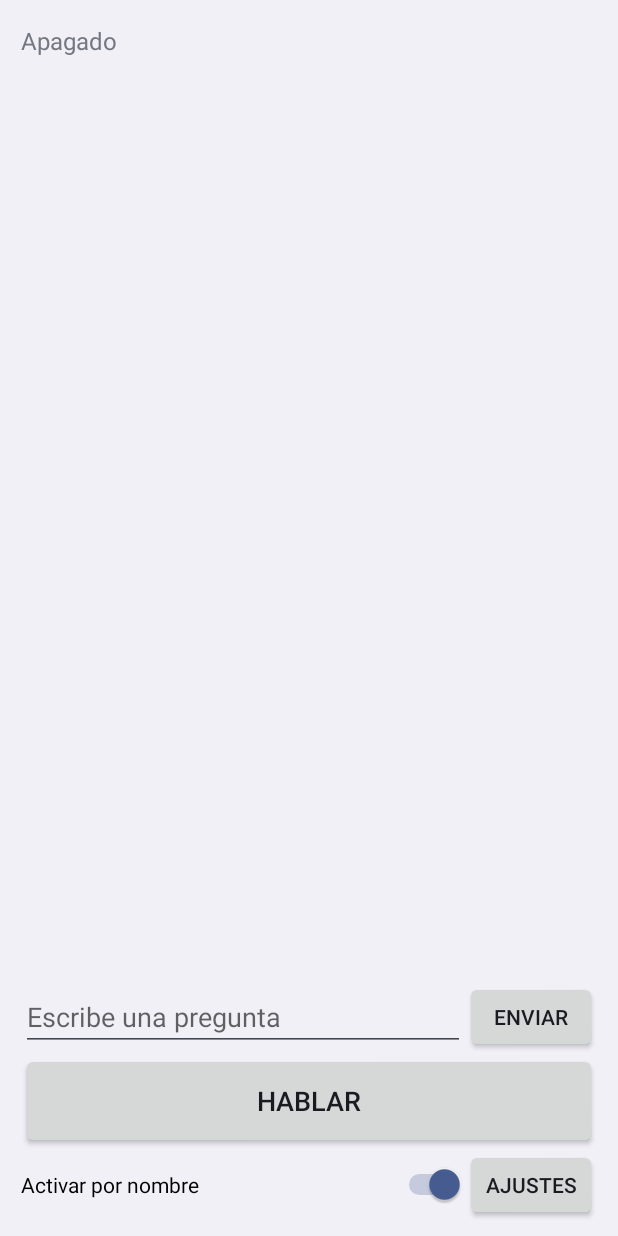
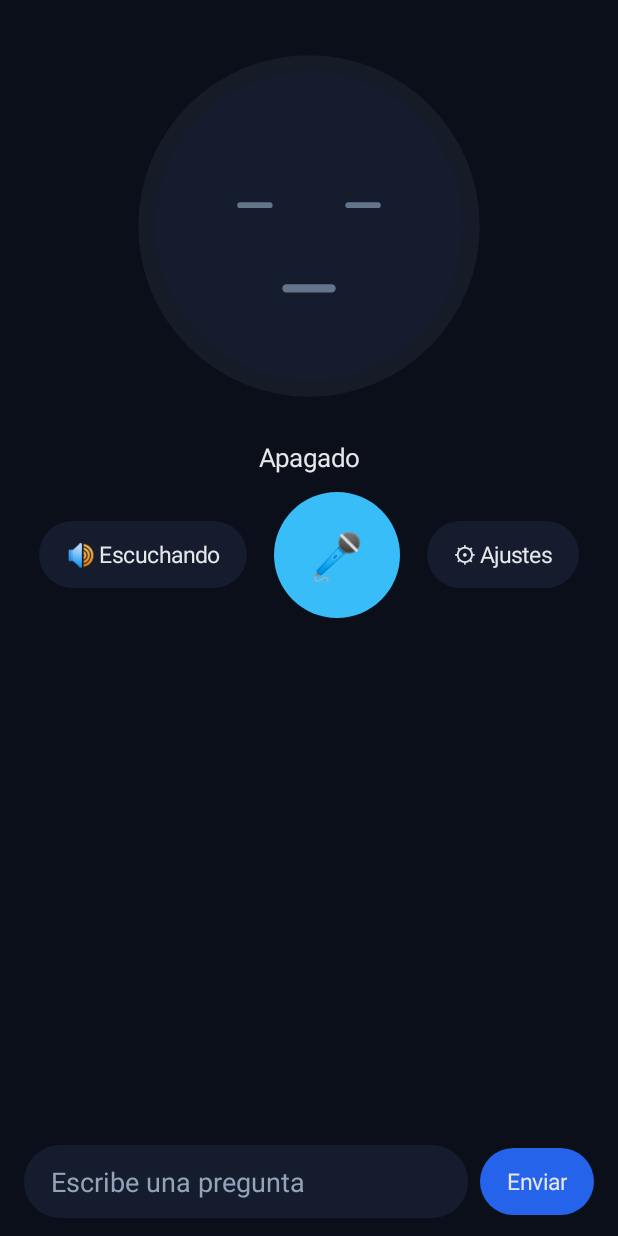
Before and after one commit to LawUk/ESW, an Android app: the screen it shows after launch (MainActivity), on a phone screen of 412 x 824 dp. Run offline under Robolectric (Android 15) with nearby library versions, the phone set to English and light mode, and no system bars; libraries missing offline, so code that uses them is left out: org.vosk, org.vosk.android.

Commit message:
Add files via upload
muito bene

```diff
--- a/app/src/main/AndroidManifest.xml
+++ b/app/src/main/AndroidManifest.xml
@@ -22,9 +22,9 @@
 
     <application
         android:allowBackup="false"
-        android:icon="@android:drawable/ic_btn_speak_now"
+        android:icon="@mipmap/ic_launcher"
         android:label="Asistente"
-        android:theme="@android:style/Theme.DeviceDefault.Light.NoActionBar">
+        android:theme="@android:style/Theme.DeviceDefault.NoActionBar">
 
         <activity
             android:name=".MainActivity"
--- /dev/null
+++ b/app/src/main/java/com/miasistente/app/Carita.java
@@ -0,0 +1,144 @@
+package com.miasistente.app;
+
+import android.content.Context;
+import android.graphics.Canvas;
+import android.graphics.Paint;
+import android.graphics.RectF;
+import android.os.SystemClock;
+import android.view.View;
+
+/** La cara animada del asistente. Cambia de expresion y color segun lo que este haciendo. */
+public class Carita extends View {
+    private final Paint pincel = new Paint(Paint.ANTI_ALIAS_FLAG);
+    private final RectF caja = new RectF();
+    private int modo = AsistenteService.APAGADO;
+    private float nivel;
+    private float nivelSuave;
+
+    public Carita(Context contexto) {
+        super(contexto);
+    }
+
+    public void modo(int nuevo) {
+        modo = nuevo;
+        if (nuevo != AsistenteService.ESCUCHA) nivel = 0f;
+        invalidate();
+    }
+
+    /** Volumen de la voz mientras escucha, de 0 a 1. */
+    public void nivel(float valor) {
+        nivel = Math.max(0f, Math.min(1f, valor));
+    }
+
+    private int color() {
+        switch (modo) {
+            case AsistenteService.ESCUCHA:
+                return 0xFF34D399;
+            case AsistenteService.PIENSA:
+                return 0xFFFBBF24;
+            case AsistenteService.MUDO:
+            case AsistenteService.APAGADO:
+                return 0xFF64748B;
+            case AsistenteService.CARGA:
+                return 0xFFA78BFA;
+            default:
+                return 0xFF38BDF8;
+        }
+    }
+
+    private float apertura(float t) {
+        switch (modo) {
+            case AsistenteService.MUDO:
+            case AsistenteService.APAGADO:
+                return 0f;
+            case AsistenteService.CARGA:
+                return 0.45f;
+            case AsistenteService.ESCUCHA:
+                return 1.12f;
+            default:
+                return (t % 4.2f) < 0.13f ? 0.08f : 1f; // parpadeo
+        }
+    }
+
+    @Override
+    protected void onDraw(Canvas lienzo) {
+        super.onDraw(lienzo);
+        float ancho = getWidth();
+        float alto = getHeight();
+        if (ancho <= 0 || alto <= 0) return;
+        float lado = Math.min(ancho, alto);
+        float cx = ancho / 2f;
+        float cy = alto / 2f;
+        float t = SystemClock.uptimeMillis() / 1000f;
+        int color = color();
+        nivelSuave += (nivel - nivelSuave) * 0.25f;
+
+        // Halo que respira; al escuchar sigue el volumen de la voz
+        float pulso;
+        if (modo == AsistenteService.ESCUCHA) pulso = 0.35f + 0.65f * nivelSuave;
+        else if (modo == AsistenteService.MUDO || modo == AsistenteService.APAGADO) pulso = 0.15f;
+        else pulso = (float) (0.5 + 0.5 * Math.sin(t * (modo == AsistenteService.HABLA ? 5.0 : 1.8)));
+        pincel.setStyle(Paint.Style.FILL);
+        pincel.setColor(color);
+        pincel.setAlpha((int) (26 + 40 * pulso));
+        lienzo.drawCircle(cx, cy, lado * (0.40f + 0.07f * pulso), pincel);
+        pincel.setAlpha(255);
+        pincel.setColor(0xFF141C2E);
+        lienzo.drawCircle(cx, cy, lado * 0.37f, pincel);
+
+        // Ojos
+        float ojoAncho = lado * 0.085f;
+        float ojoAlto = lado * 0.17f * apertura(t);
+        float separacion = lado * 0.13f;
+        float ojoY = cy - lado * 0.05f;
+        float dx = 0f;
+        if (modo == AsistenteService.PIENSA) {
+            dx = (float) Math.sin(t * 2.4) * lado * 0.035f;
+            ojoY -= lado * 0.03f;
+        }
+        pincel.setColor(color);
+        float minimo = lado * 0.014f;
+        for (int lado2 = -1; lado2 <= 1; lado2 += 2) {
+            float ex = cx + lado2 * separacion + dx;
+            float mitad = Math.max(ojoAlto, minimo) / 2f;
+            caja.set(ex - ojoAncho / 2f, ojoY - mitad, ex + ojoAncho / 2f, ojoY + mitad);
+            float radio = Math.min(ojoAncho / 2f, mitad);
+            lienzo.drawRoundRect(caja, radio, radio, pincel);
+        }
+
+        // Boca
+        float bocaY = cy + lado * 0.15f;
+        float bocaAncho = lado * 0.13f;
+        if (modo == AsistenteService.HABLA) {
+            float abre = (float) (0.3 + 0.7 * Math.abs(Math.sin(t * 9.0))) * lado * 0.075f;
+            caja.set(cx - bocaAncho / 2f, bocaY - abre / 2f, cx + bocaAncho / 2f, bocaY + abre / 2f);
+            lienzo.drawRoundRect(caja, bocaAncho / 3f, bocaAncho / 3f, pincel);
+        } else if (modo == AsistenteService.PIENSA || modo == AsistenteService.CARGA) {
+            for (int i = -1; i <= 1; i++) {
+                float salto = (float) Math.max(0.0, Math.sin(t * 5.0 - i * 0.9)) * lado * 0.02f;
+                lienzo.drawCircle(cx + i * lado * 0.05f, bocaY - salto, lado * 0.013f, pincel);
+            }
+        } else {
+            pincel.setStyle(Paint.Style.STROKE);
+            pincel.setStrokeWidth(lado * 0.02f);
+            pincel.setStrokeCap(Paint.Cap.ROUND);
+            if (modo == AsistenteService.ESCUCHA) {
+                lienzo.drawCircle(cx, bocaY, lado * (0.02f + 0.015f * nivelSuave), pincel);
+            } else if (modo == AsistenteService.MUDO || modo == AsistenteService.APAGADO) {
+                lienzo.drawLine(cx - bocaAncho / 2.4f, bocaY, cx + bocaAncho / 2.4f, bocaY, pincel);
+            } else {
+                caja.set(cx - bocaAncho / 2f, bocaY - bocaAncho * 0.55f, cx + bocaAncho / 2f, bocaY + bocaAncho * 0.2f);
+                lienzo.drawArc(caja, 25f, 130f, false, pincel);
+            }
+            pincel.setStyle(Paint.Style.FILL);
+        }
+
+        if (isShown()) postInvalidateOnAnimation();
+    }
+
+    @Override
+    protected void onVisibilityChanged(View vista, int visibilidad) {
+        super.onVisibilityChanged(vista, visibilidad);
+        if (visibilidad == VISIBLE) invalidate();
+    }
+}
--- a/app/src/main/java/com/miasistente/app/MainActivity.java
+++ b/app/src/main/java/com/miasistente/app/MainActivity.java
@@ -6,6 +6,8 @@ import android.app.AlertDialog;
 import android.content.ActivityNotFoundException;
 import android.content.Intent;
 import android.content.pm.PackageManager;
+import android.content.res.Configuration;
+import android.graphics.drawable.GradientDrawable;
 import android.net.Uri;
 import android.os.Build;
 import android.os.Bundle;
@@ -18,19 +20,28 @@ import android.widget.Button;
 import android.widget.EditText;
 import android.widget.LinearLayout;
 import android.widget.ScrollView;
-import android.widget.Switch;
 import android.widget.TextView;
 import android.widget.Toast;
 
 import java.util.ArrayList;
 import java.util.List;
 
-/** Pantalla principal: conversacion, boton para hablar y ajustes. */
+/** Pantalla principal: la cara del asistente, la conversacion en burbujas y los controles. */
 public class MainActivity extends Activity implements AsistenteService.Pantalla {
     static volatile boolean visible;
 
+    private static final int FONDO = 0xFF0B0F1A;
+    private static final int PANEL = 0xFF141C2E;
+    private static final int ACENTO = 0xFF38BDF8;
+    private static final int TEXTO = 0xFFE5E7EB;
+    private static final int TENUE = 0xFF94A3B8;
+    private static final int BURBUJA_MIA = 0xFF2563EB;
+    private static final int ROJO = 0xFFEF4444;
+
+    private Carita carita;
     private TextView estado;
-    private TextView registro;
+    private TextView botonMudo;
+    private LinearLayout lista;
     private ScrollView scroll;
     private EditText entrada;
 
@@ -38,32 +49,109 @@ public class MainActivity extends Activity implements AsistenteService.Pantalla
         return Math.round(valor * getResources().getDisplayMetrics().density);
     }
 
+    private GradientDrawable fondo(int color, int radioDp) {
+        GradientDrawable g = new GradientDrawable();
+        g.setColor(color);
+        g.setCornerRadius(dp(radioDp));
+        return g;
+    }
+
+    private TextView pastilla(String texto) {
+        TextView t = new TextView(this);
+        t.setText(texto);
+        t.setTextSize(15);
+        t.setTextColor(TEXTO);
+        t.setGravity(Gravity.CENTER);
+        t.setPadding(dp(18), dp(12), dp(18), dp(12));
+        t.setBackground(fondo(PANEL, 24));
+        t.setClickable(true);
+        t.setFocusable(true);
+        return t;
+    }
+
     @Override
     protected void onCreate(Bundle guardado) {
         super.onCreate(guardado);
+        getWindow().setStatusBarColor(FONDO);
+        getWindow().setNavigationBarColor(FONDO);
 
+        boolean horizontal = getResources().getConfiguration().orientation == Configuration.ORIENTATION_LANDSCAPE;
         LinearLayout raiz = new LinearLayout(this);
-        raiz.setOrientation(LinearLayout.VERTICAL);
+        raiz.setOrientation(horizontal ? LinearLayout.HORIZONTAL : LinearLayout.VERTICAL);
+        raiz.setBackgroundColor(FONDO);
         raiz.setFitsSystemWindows(true);
-        raiz.setPadding(dp(14), dp(10), dp(14), dp(10));
+        raiz.setPadding(dp(16), dp(12), dp(16), dp(12));
+
+        // ---- Lado de la cara: expresion, estado y controles
+        LinearLayout panelCara = new LinearLayout(this);
+        panelCara.setOrientation(LinearLayout.VERTICAL);
+        panelCara.setGravity(Gravity.CENTER_HORIZONTAL);
+
+        carita = new Carita(this);
+        panelCara.addView(carita, new LinearLayout.LayoutParams(LinearLayout.LayoutParams.MATCH_PARENT, 0, 1f));
 
         estado = new TextView(this);
-        estado.setTextSize(16);
-        estado.setPadding(0, dp(6), 0, dp(6));
-        raiz.addView(estado);
+        estado.setTextSize(17);
+        estado.setTextColor(TEXTO);
+        estado.setGravity(Gravity.CENTER);
+        estado.setPadding(dp(8), dp(4), dp(8), dp(12));
+        panelCara.addView(estado);
+
+        LinearLayout controles = new LinearLayout(this);
+        controles.setGravity(Gravity.CENTER);
+
+        botonMudo = pastilla("");
+        botonMudo.setOnClickListener(v -> {
+            Ajustes.despertar(this, !Ajustes.despertar(this));
+            pintarMudo();
+            mandar("RECARGAR", null);
+        });
+        controles.addView(botonMudo);
+
+        TextView microfono = new TextView(this);
+        microfono.setText("🎤");
+        microfono.setTextSize(30);
+        microfono.setGravity(Gravity.CENTER);
+        GradientDrawable circulo = new GradientDrawable();
+        circulo.setShape(GradientDrawable.OVAL);
+        circulo.setColor(ACENTO);
+        microfono.setBackground(circulo);
+        microfono.setClickable(true);
+        microfono.setFocusable(true);
+        microfono.setContentDescription("Hablar");
+        microfono.setOnClickListener(v -> mandar("HABLAR", null));
+        LinearLayout.LayoutParams medidaMic = new LinearLayout.LayoutParams(dp(84), dp(84));
+        medidaMic.leftMargin = dp(18);
+        medidaMic.rightMargin = dp(18);
+        controles.addView(microfono, medidaMic);
+
+        TextView ajustes = pastilla("⚙ Ajustes");
+        ajustes.setOnClickListener(v -> mostrarAjustes());
+        controles.addView(ajustes);
+        panelCara.addView(controles);
+
+        // ---- Lado de la conversacion
+        LinearLayout panelChat = new LinearLayout(this);
+        panelChat.setOrientation(LinearLayout.VERTICAL);
+        if (horizontal) panelChat.setPadding(dp(16), 0, 0, 0);
+        else panelChat.setPadding(0, dp(12), 0, 0);
 
         scroll = new ScrollView(this);
-        registro = new TextView(this);
-        registro.setTextSize(16);
-        registro.setTextIsSelectable(true);
-        scroll.addView(registro);
-        raiz.addView(scroll, new LinearLayout.LayoutParams(LinearLayout.LayoutParams.MATCH_PARENT, 0, 1f));
+        lista = new LinearLayout(this);
+        lista.setOrientation(LinearLayout.VERTICAL);
+        lista.setPadding(0, 0, 0, dp(8));
+        scroll.addView(lista);
+        panelChat.addView(scroll, new LinearLayout.LayoutParams(LinearLayout.LayoutParams.MATCH_PARENT, 0, 1f));
 
         LinearLayout filaTexto = new LinearLayout(this);
         filaTexto.setGravity(Gravity.CENTER_VERTICAL);
         entrada = new EditText(this);
         entrada.setHint("Escribe una pregunta");
+        entrada.setHintTextColor(TENUE);
+        entrada.setTextColor(TEXTO);
         entrada.setSingleLine(true);
+        entrada.setBackground(fondo(PANEL, 24));
+        entrada.setPadding(dp(18), dp(12), dp(18), dp(12));
         entrada.setImeOptions(EditorInfo.IME_ACTION_SEND);
         entrada.setOnEditorActionListener((v, accion, evento) -> {
             if (accion == EditorInfo.IME_ACTION_SEND) {
@@ -73,35 +161,25 @@ public class MainActivity extends Activity implements AsistenteService.Pantalla
             return false;
         });
         filaTexto.addView(entrada, new LinearLayout.LayoutParams(0, LinearLayout.LayoutParams.WRAP_CONTENT, 1f));
-        Button enviar = new Button(this);
-        enviar.setText("Enviar");
+        TextView enviar = pastilla("Enviar");
+        enviar.setBackground(fondo(BURBUJA_MIA, 24));
         enviar.setOnClickListener(v -> enviarTexto());
-        filaTexto.addView(enviar);
-        raiz.addView(filaTexto);
+        LinearLayout.LayoutParams medidaEnviar = new LinearLayout.LayoutParams(
+                LinearLayout.LayoutParams.WRAP_CONTENT, LinearLayout.LayoutParams.WRAP_CONTENT);
+        medidaEnviar.leftMargin = dp(8);
+        filaTexto.addView(enviar, medidaEnviar);
+        panelChat.addView(filaTexto);
 
-        Button hablar = new Button(this);
-        hablar.setText("Hablar");
-        hablar.setTextSize(18);
-        hablar.setOnClickListener(v -> mandar("HABLAR", null));
-        raiz.addView(hablar, new LinearLayout.LayoutParams(LinearLayout.LayoutParams.MATCH_PARENT, dp(64)));
-
-        LinearLayout filaAbajo = new LinearLayout(this);
-        filaAbajo.setGravity(Gravity.CENTER_VERTICAL);
-        Switch porNombre = new Switch(this);
-        porNombre.setText("Activar por nombre  ");
-        porNombre.setChecked(Ajustes.despertar(this));
-        porNombre.setOnCheckedChangeListener((boton, activo) -> {
-            Ajustes.despertar(this, activo);
-            mandar("RECARGAR", null);
-        });
-        filaAbajo.addView(porNombre, new LinearLayout.LayoutParams(0, LinearLayout.LayoutParams.WRAP_CONTENT, 1f));
-        Button ajustes = new Button(this);
-        ajustes.setText("Ajustes");
-        ajustes.setOnClickListener(v -> mostrarAjustes());
-        filaAbajo.addView(ajustes);
-        raiz.addView(filaAbajo);
+        if (horizontal) {
+            raiz.addView(panelCara, new LinearLayout.LayoutParams(0, LinearLayout.LayoutParams.MATCH_PARENT, 1f));
+            raiz.addView(panelChat, new LinearLayout.LayoutParams(0, LinearLayout.LayoutParams.MATCH_PARENT, 1.15f));
+        } else {
+            raiz.addView(panelCara, new LinearLayout.LayoutParams(LinearLayout.LayoutParams.MATCH_PARENT, 0, 1f));
+            raiz.addView(panelChat, new LinearLayout.LayoutParams(LinearLayout.LayoutParams.MATCH_PARENT, 0, 1f));
+        }
 
         setContentView(raiz);
+        pintarMudo();
         pedirPermisos();
         if (Ajustes.clave(this).isEmpty()) mostrarAjustes();
     }
@@ -111,8 +189,11 @@ public class MainActivity extends Activity implements AsistenteService.Pantalla
         super.onResume();
         visible = true;
         AsistenteService.pantalla = this;
-        registro.setText(AsistenteService.registro());
+        lista.removeAllViews();
+        for (String[] l : AsistenteService.lineas()) burbuja(Integer.parseInt(l[0]), l[1]);
         estado.setText(AsistenteService.ultimoEstado);
+        carita.modo(AsistenteService.ultimoModo);
+        pintarMudo();
         bajar();
     }
 
@@ -123,21 +204,68 @@ public class MainActivity extends Activity implements AsistenteService.Pantalla
         super.onPause();
     }
 
+    // ------------------------------------------------ avisos del servicio
+
     @Override
-    public void linea(String texto) {
+    public void linea(int quien, String texto) {
         runOnUiThread(() -> {
-            registro.append(texto + "\n\n");
+            burbuja(quien, texto);
             bajar();
         });
     }
 
     @Override
-    public void estado(String texto) {
-        runOnUiThread(() -> estado.setText(texto));
+    public void estado(String texto, int modo) {
+        runOnUiThread(() -> {
+            estado.setText(texto);
+            carita.modo(modo);
+            pintarMudo();
+        });
+    }
+
+    @Override
+    public void nivel(float nivel) {
+        carita.nivel(nivel);
+    }
+
+    private void burbuja(int quien, String texto) {
+        TextView t = new TextView(this);
+        t.setText(texto);
+        t.setTextIsSelectable(true);
+        LinearLayout.LayoutParams medida = new LinearLayout.LayoutParams(
+                LinearLayout.LayoutParams.WRAP_CONTENT, LinearLayout.LayoutParams.WRAP_CONTENT);
+        medida.topMargin = dp(8);
+        if (quien == AsistenteService.SISTEMA) {
+            t.setTextSize(13);
+            t.setTextColor(TENUE);
+            t.setGravity(Gravity.CENTER);
+            medida.gravity = Gravity.CENTER_HORIZONTAL;
+        } else {
+            t.setTextSize(16);
+            t.setTextColor(0xFFFFFFFF);
+            t.setPadding(dp(14), dp(10), dp(14), dp(10));
+            if (quien == AsistenteService.YO) {
+                t.setBackground(fondo(BURBUJA_MIA, 18));
+                medida.gravity = Gravity.END;
+                medida.leftMargin = dp(48);
+            } else {
+                t.setBackground(fondo(PANEL, 18));
+                medida.gravity = Gravity.START;
+                medida.rightMargin = dp(48);
+            }
+        }
+        lista.addView(t, medida);
     }
 
     private void bajar() {
         scroll.post(() -> scroll.fullScroll(View.FOCUS_DOWN));
+    }
+
+    private void pintarMudo() {
+        boolean oyendo = Ajustes.despertar(this);
+        botonMudo.setText(oyendo ? "🔊 Escuchando" : "🔇 Silenciado");
+        botonMudo.setBackground(fondo(oyendo ? PANEL : ROJO, 24));
+        botonMudo.setContentDescription(oyendo ? "Silenciar el microfono" : "Volver a escuchar");
     }
 
     // -------------------------------------------------------------- permisos
@@ -169,7 +297,6 @@ public class MainActivity extends Activity implements AsistenteService.Pantalla
     private void mandar(String accion, String texto) {
         if (!tieneMicrofono()) {
             Toast.makeText(this, "Primero permite el microfono", Toast.LENGTH_SHORT).show();
-            pedirPermisos();
             return;
         }
         Intent i = new Intent(this, AsistenteService.class).setAction(accion);
@@ -270,7 +397,7 @@ public class MainActivity extends Activity implements AsistenteService.Pantalla
 
         EditText nombre = campo(forma, "Nombre de activacion (variantes separadas por coma)", Ajustes.nombres(this), false);
         TextView consejo = new TextView(this);
-        consejo.setText("Elige una palabra comun en espanol. En la pantalla principal veras lo que oigo: "
+        consejo.setText("Elige una palabra comun en espanol. Bajo la cara veras lo que oigo: "
                 + "si tu nombre aparece escrito distinto, agrega esa forma como variante.");
         forma.addView(consejo);
 
@@ -278,8 +405,6 @@ public class MainActivity extends Activity implements AsistenteService.Pantalla
         permisos.setText("Permisos opcionales");
         permisos.setPadding(0, dp(16), 0, 0);
         forma.addView(permisos);
-        boton(forma, "Permiso para leer notificaciones",
-                v -> abrir(new Intent(Settings.ACTION_NOTIFICATION_LISTENER_SETTINGS)));
         boton(forma, "Mostrar sobre otras apps (alarmas con la app cerrada)",
                 v -> abrir(new Intent(Settings.ACTION_MANAGE_OVERLAY_PERMISSION, Uri.parse("package:" + getPackageName()))));
         boton(forma, "Bateria sin restricciones (para que no se apague)",
--- a/app/src/main/java/com/miasistente/app/Notis.java
+++ b/app/src/main/java/com/miasistente/app/Notis.java
@@ -28,7 +28,7 @@ public class Notis extends NotificationListenerService {
         Notis yo = instancia;
         if (yo == null) {
             return new JSONObject().put("error",
-                    "Falta el permiso de acceso a notificaciones. Se activa en la app: Ajustes, Permiso para leer notificaciones.");
+                    "La lectura de notificaciones no esta disponible en esta version de la app.");
         }
         StatusBarNotification[] activas;
         try {
--- /dev/null
+++ b/app/src/main/res/mipmap-anydpi-v26/ic_launcher.xml
@@ -0,0 +1,5 @@
+<?xml version="1.0" encoding="utf-8"?>
+<adaptive-icon xmlns:android="http://schemas.android.com/apk/res/android">
+    <background android:drawable="@color/fondo_icono" />
+    <foreground android:drawable="@drawable/ic_cara" />
+</adaptive-icon>
--- /dev/null
+++ b/app/src/main/res/values/colors.xml
@@ -0,0 +1,4 @@
+<?xml version="1.0" encoding="utf-8"?>
+<resources>
+    <color name="fondo_icono">#0B0F1A</color>
+</resources>
```
Also changed, not shown: app/src/main/java/com/miasistente/app/AsistenteService.java (+72 -35 lines), app/src/main/res/drawable/ic_cara.xml (added, +21 -0 lines).
